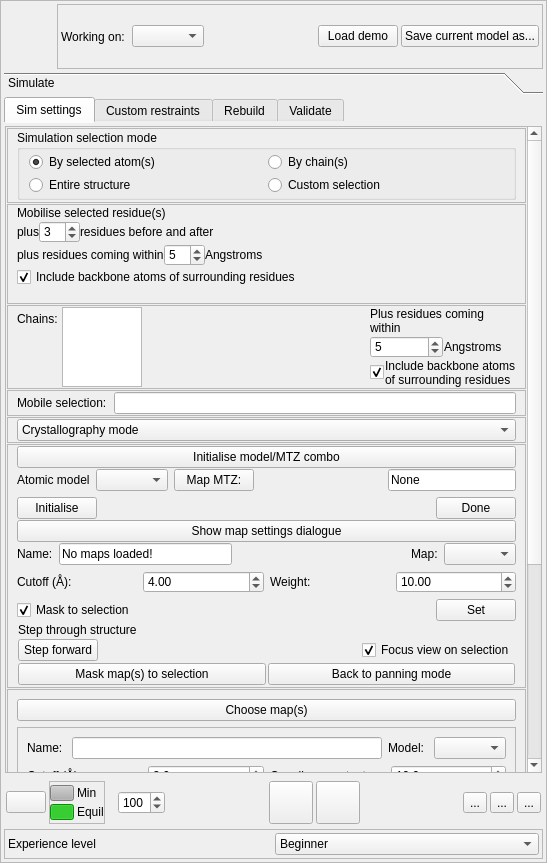
Before: the Qt Designer form isolde/src/IsoldeFrame.ui in tristanic/isolde, drawn with Qt 5.
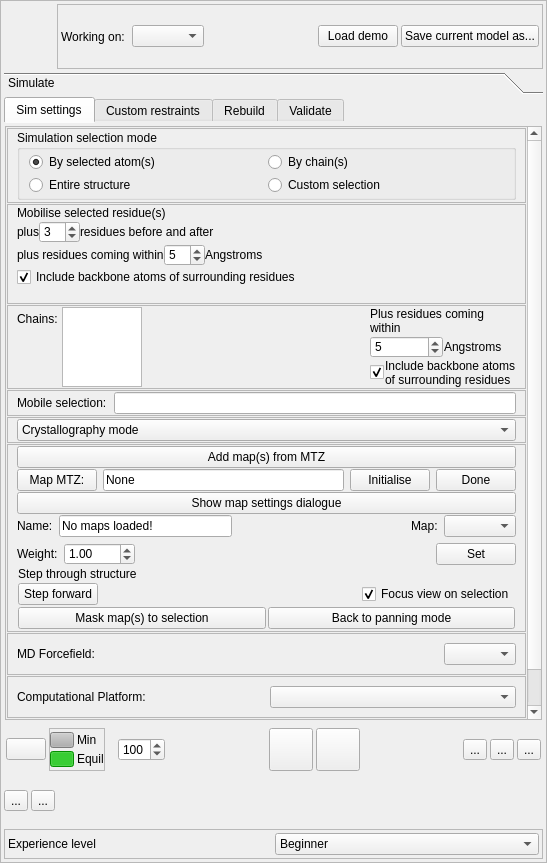
After: the same form once the commit is applied. The open tabs and pages were chosen to show the change. Icons and pictures are not drawn.

Commit message: Removed EM panel from ISOLDE GUI (Aim for just map/no map modes)

```diff
--- a/isolde/src/IsoldeFrame.ui
+++ b/isolde/src/IsoldeFrame.ui
@@ -198,13 +198,16 @@
         <number>0</number>
        </property>
        <item>
-        <layout class="QVBoxLayout" name="verticalLayout" stretch="0,0">
+        <layout class="QVBoxLayout" name="verticalLayout" stretch="0,0,0">
          <property name="spacing">
           <number>3</number>
          </property>
          <property name="sizeConstraint">
           <enum>QLayout::SetMinAndMaxSize</enum>
          </property>
+         <property name="bottomMargin">
+          <number>0</number>
+         </property>
          <item>
           <widget class="QTabWidget" name="_sim_tab_widget">
            <property name="sizePolicy">
@@ -264,9 +267,9 @@
                 <property name="geometry">
                  <rect>
                   <x>0</x>
-                  <y>-127</y>
+                  <y>-192</y>
                   <width>520</width>
-                  <height>1143</height>
+                  <height>760</height>
                  </rect>
                 </property>
                 <layout class="QVBoxLayout" name="verticalLayout_8" stretch="0,0,0,0,0,0,0,0,0,0">
@@ -746,7 +749,7 @@
                        </size>
                       </property>
                       <property name="text">
-                       <string>Initialise model/MTZ combo</string>
+                       <string>Add map(s) from MTZ</string>
                       </property>
                      </widget>
                     </item>
@@ -767,16 +770,6 @@
                        </property>
                        <item>
                         <layout class="QHBoxLayout" name="horizontalLayout_9">
-                         <item>
-                          <widget class="QLabel" name="label_10">
-                           <property name="text">
-                            <string>Atomic model</string>
-                           </property>
-                          </widget>
-                         </item>
-                         <item>
-                          <widget class="QComboBox" name="_sim_basic_xtal_init_model_combo_box"/>
-                         </item>
                          <item>
                           <widget class="QPushButton" name="_sim_basic_xtal_init_reflections_file_button">
                            <property name="minimumSize">
@@ -790,19 +783,6 @@
                            </property>
                           </widget>
                          </item>
-                         <item>
-                          <spacer name="horizontalSpacer_5">
-                           <property name="orientation">
-                            <enum>Qt::Horizontal</enum>
-                           </property>
-                           <property name="sizeHint" stdset="0">
-                            <size>
-                             <width>40</width>
-                             <height>20</height>
-                            </size>
-                           </property>
-                          </spacer>
-                         </item>
                          <item>
                           <widget class="QLineEdit" name="_sim_basic_xtal_init_reflections_file_name">
                            <property name="text">
@@ -810,13 +790,6 @@
                            </property>
                           </widget>
                          </item>
-                        </layout>
-                       </item>
-                       <item>
-                        <layout class="QHBoxLayout" name="horizontalLayout_26">
-                         <property name="topMargin">
-                          <number>0</number>
-                         </property>
                          <item>
                           <widget class="QPushButton" name="_sim_basic_xtal_init_go_button">
                            <property name="sizePolicy">
@@ -836,19 +809,6 @@
                            </property>
                           </widget>
                          </item>
-                         <item>
-                          <spacer name="horizontalSpacer_16">
-                           <property name="orientation">
-                            <enum>Qt::Horizontal</enum>
-                           </property>
-                           <property name="sizeHint" stdset="0">
-                            <size>
-                             <width>40</width>
-                             <height>20</height>
-                            </size>
-                           </property>
-                          </spacer>
-                         </item>
                          <item>
                           <widget class="QPushButton" name="_sim_basic_xtal_init_done_button">
                            <property name="text">
@@ -938,26 +898,6 @@
                        </item>
                        <item>
                         <layout class="QHBoxLayout" name="horizontalLayout_34">
-                         <item>
-                          <widget class="QLabel" name="label_38">
-                           <property name="text">
-                            <string>Cutoff (Å): </string>
-                           </property>
-                          </widget>
-                         </item>
-                         <item>
-                          <widget class="QDoubleSpinBox" name="_sim_basic_xtal_map_cutoff_spin_box">
-                           <property name="minimum">
-                            <double>0.000000000000000</double>
-                           </property>
-                           <property name="singleStep">
-                            <double>0.100000000000000</double>
-                           </property>
-                           <property name="value">
-                            <double>4.000000000000000</double>
-                           </property>
-                          </widget>
-                         </item>
                          <item>
                           <widget class="QLabel" name="label_40">
                            <property name="text">
@@ -971,29 +911,12 @@
                             <double>1000.000000000000000</double>
                            </property>
                            <property name="value">
-                            <double>10.000000000000000</double>
+                            <double>1.000000000000000</double>
                            </property>
                           </widget>
                          </item>
-                        </layout>
-                       </item>
-                       <item>
-                        <layout class="QHBoxLayout" name="horizontalLayout_36">
-                         <property name="topMargin">
-                          <number>0</number>
-                         </property>
                          <item>
-                          <widget class="QCheckBox" name="_sim_basic_xtal_settings_map_masked_checkbox">
-                           <property name="text">
-                            <string>Mask to selection</string>
-                           </property>
-                           <property name="checked">
-                            <bool>true</bool>
-                           </property>
-                          </widget>
-                         </item>
-                         <item>
-                          <spacer name="horizontalSpacer_23">
+                          <spacer name="horizontalSpacer_3">
                            <property name="orientation">
                             <enum>Qt::Horizontal</enum>
                            </property>
@@ -1103,251 +1026,6 @@
                    </layout>
                   </widget>
                  </item>
-                 <item>
-                  <widget class="QFrame" name="_sim_basic_em_map_frame">
-                   <property name="sizePolicy">
-                    <sizepolicy hsizetype="Preferred" vsizetype="Fixed">
-                     <horstretch>0</horstretch>
-                     <verstretch>0</verstretch>
-                    </sizepolicy>
-                   </property>
-                   <property name="frameShape">
-                    <enum>QFrame::StyledPanel</enum>
-                   </property>
-                   <property name="frameShadow">
-                    <enum>QFrame::Raised</enum>
-                   </property>
-                   <layout class="QGridLayout" name="gridLayout_4">
-                    <item row="1" column="0">
-                     <widget class="QFrame" name="_em_map_chooser_frame">
-                      <property name="frameShape">
-                       <enum>QFrame::StyledPanel</enum>
-                      </property>
-                      <property name="frameShadow">
-                       <enum>QFrame::Raised</enum>
-                      </property>
-                      <layout class="QVBoxLayout" name="verticalLayout_11">
-                       <item>
-                        <layout class="QHBoxLayout" name="horizontalLayout_11">
-                         <item>
-                          <widget class="QLabel" name="label_12">
-                           <property name="text">
-                            <string>Name: </string>
-                           </property>
-                          </widget>
-                         </item>
-                         <item>
-                          <widget class="QLineEdit" name="_em_map_name_field"/>
-                         </item>
-                         <item>
-                          <widget class="QLabel" name="label_13">
-                           <property name="text">
-                            <string>Model: </string>
-                           </property>
-                          </widget>
-                         </item>
-                         <item>
-                          <widget class="QComboBox" name="_em_map_model_combo_box"/>
-                         </item>
-                        </layout>
-                       </item>
-                       <item>
-                        <layout class="QHBoxLayout" name="horizontalLayout_10">
-                         <item>
-                          <widget class="QLabel" name="label_14">
-                           <property name="text">
-                            <string>Cutoff (Å): </string>
-                           </property>
-                          </widget>
-                         </item>
-                         <item>
-                          <widget class="QDoubleSpinBox" name="_em_map_cutoff_spin_box">
-                           <property name="decimals">
-                            <number>1</number>
-                           </property>
-                           <property name="maximum">
-                            <double>50.000000000000000</double>
-                           </property>
-                           <property name="value">
-                            <double>3.000000000000000</double>
-                           </property>
-                          </widget>
-                         </item>
-                         <item>
-                          <widget class="QLabel" name="label_15">
-                           <property name="text">
-                            <string>Coupling constant: </string>
-                           </property>
-                          </widget>
-                         </item>
-                         <item>
-                          <widget class="QDoubleSpinBox" name="_em_map_coupling_spin_box">
-                           <property name="decimals">
-                            <number>1</number>
-                           </property>
-                           <property name="maximum">
-                            <double>1000.000000000000000</double>
-                           </property>
-                           <property name="value">
-                            <double>10.000000000000000</double>
-                           </property>
-                          </widget>
-                         </item>
-                        </layout>
-                       </item>
-                       <item>
-                        <layout class="QGridLayout" name="gridLayout_5">
-                         <item row="0" column="1">
-                          <widget class="QComboBox" name="_em_map_style_combo_box"/>
-                         </item>
-                         <item row="0" column="0">
-                          <widget class="QLabel" name="label_16">
-                           <property name="text">
-                            <string>Style:</string>
-                           </property>
-                          </widget>
-                         </item>
-                         <item row="0" column="2">
-                          <widget class="QLabel" name="label_17">
-                           <property name="text">
-                            <string>Colour:</string>
-                           </property>
-                          </widget>
-                         </item>
-                         <item row="0" column="3">
-                          <widget class="QComboBox" name="_em_map_color_combo_box"/>
-                         </item>
-                         <item row="1" column="3">
-                          <widget class="QCheckBox" name="_em_map_masked_checkbox">
-                           <property name="text">
-                            <string>Mask to selection</string>
-                           </property>
-                           <property name="checked">
-                            <bool>true</bool>
-                           </property>
-                          </widget>
-                         </item>
-                         <item row="1" column="1">
-                          <widget class="QDoubleSpinBox" name="_em_map_contour_spin_box">
-                           <property name="minimum">
-                            <double>0.010000000000000</double>
-                           </property>
-                           <property name="maximum">
-                            <double>9999.989999999999782</double>
-                           </property>
-                           <property name="singleStep">
-                            <double>0.100000000000000</double>
-                           </property>
-                           <property name="value">
-                            <double>1.500000000000000</double>
-                           </property>
-                          </widget>
-                         </item>
-                         <item row="1" column="0">
-                          <widget class="QLabel" name="label_18">
-                           <property name="text">
-                            <string>Contour:</string>
-                           </property>
-                          </widget>
-                         </item>
-                         <item row="1" column="2">
-                          <widget class="QComboBox" name="_em_map_contour_units_combo_box"/>
-                         </item>
-                        </layout>
-                       </item>
-                       <item>
-                        <widget class="QFrame" name="frame_2">
-                         <property name="frameShape">
-                          <enum>QFrame::StyledPanel</enum>
-                         </property>
-                         <property name="frameShadow">
-                          <enum>QFrame::Raised</enum>
-                         </property>
-                         <layout class="QHBoxLayout" name="horizontalLayout_15">
-                          <item>
-                           <widget class="QComboBox" name="_em_map_chooser_combo_box">
-                            <property name="sizePolicy">
-                             <sizepolicy hsizetype="MinimumExpanding" vsizetype="Fixed">
-                              <horstretch>0</horstretch>
-                              <verstretch>0</verstretch>
-                             </sizepolicy>
-                            </property>
-                            <property name="minimumSize">
-                             <size>
-                              <width>100</width>
-                              <height>0</height>
-                             </size>
-                            </property>
-                           </widget>
-                          </item>
-                          <item>
-                           <spacer name="horizontalSpacer_6">
-                            <property name="orientation">
-                             <enum>Qt::Horizontal</enum>
-                            </property>
-                            <property name="sizeHint" stdset="0">
-                             <size>
-                              <width>40</width>
-                              <height>20</height>
-                             </size>
-                            </property>
-                           </spacer>
-                          </item>
-                          <item>
-                           <widget class="QPushButton" name="_em_map_set_button">
-                            <property name="sizePolicy">
-                             <sizepolicy hsizetype="Preferred" vsizetype="Fixed">
-                              <horstretch>0</horstretch>
-                              <verstretch>0</verstretch>
-                             </sizepolicy>
-                            </property>
-                            <property name="text">
-                             <string>Set</string>
-                            </property>
-                           </widget>
-                          </item>
-                          <item>
-                           <widget class="QPushButton" name="_em_map_remove_button">
-                            <property name="sizePolicy">
-                             <sizepolicy hsizetype="Preferred" vsizetype="Fixed">
-                              <horstretch>0</horstretch>
-                              <verstretch>0</verstretch>
-                             </sizepolicy>
-                            </property>
-                            <property name="text">
-                             <string>Remove</string>
-                            </property>
-                           </widget>
-                          </item>
-                          <item>
-                           <widget class="QPushButton" name="_em_map_done_button">
-                            <property name="sizePolicy">
-                             <sizepolicy hsizetype="Preferred" vsizetype="Fixed">
-                              <horstretch>0</horstretch>
-                              <verstretch>0</verstretch>
-                             </sizepolicy>
-                            </property>
-                            <property name="text">
-                             <string>Done</string>
-                            </property>
-                           </widget>
-                          </item>
-                         </layout>
-                        </widget>
-                       </item>
-                      </layout>
-                     </widget>
-                    </item>
-                    <item row="0" column="0">
-                     <widget class="QPushButton" name="_sim_basic_em_map_button">
-                      <property name="text">
-                       <string>Choose map(s)</string>
-                      </property>
-                     </widget>
-                    </item>
-                   </layout>
-                  </widget>
-                 </item>
                  <item>
                   <widget class="QFrame" name="_force_field_selection_frame">
                    <property name="frameShape">
@@ -1380,29 +1058,6 @@
                       </property>
                      </spacer>
                     </item>
-                    <item row="2" column="0">
-                     <widget class="QLabel" name="_sim_water_model_selection_label">
-                      <property name="text">
-                       <string>Water model</string>
-                      </property>
-                     </widget>
-                    </item>
-                    <item row="2" column="1">
-                     <spacer name="horizontalSpacer_3">
-                      <property name="orientation">
-                       <enum>Qt::Horizontal</enum>
-                      </property>
-                      <property name="sizeHint" stdset="0">
-                       <size>
-                        <width>40</width>
-                        <height>20</height>
-                       </size>
-                      </property>
-                     </spacer>
-                    </item>
-                    <item row="2" column="2">
-                     <widget class="QComboBox" name="_sim_water_model_combo_box"/>
-                    </item>
                    </layout>
                   </widget>
                  </item>
@@ -3788,6 +3443,98 @@
            </layout>
           </widget>
          </item>
+         <item>
+          <widget class="QFrame" name="_right_mouse_modes_frame">
+           <property name="minimumSize">
+            <size>
+             <width>0</width>
+             <height>50</height>
+            </size>
+           </property>
+           <property name="frameShape">
+            <enum>QFrame::NoFrame</enum>
+           </property>
+           <property name="frameShadow">
+            <enum>QFrame::Raised</enum>
+           </property>
+           <layout class="QHBoxLayout" name="horizontalLayout_41">
+            <property name="spacing">
+             <number>3</number>
+            </property>
+            <property name="leftMargin">
+             <number>0</number>
+            </property>
+            <property name="topMargin">
+             <number>0</number>
+            </property>
+            <property name="rightMargin">
+             <number>0</number>
+            </property>
+            <property name="bottomMargin">
+             <number>0</number>
+            </property>
+            <item>
+             <widget class="QToolButton" name="_right_mouse_tug_atom_button">
+              <property name="toolTip">
+               <string>Right mouse: tug atom</string>
+              </property>
+              <property name="text">
+               <string>...</string>
+              </property>
+              <property name="icon">
+               <iconset resource="resources/resources.qrc">
+                <normaloff>:/icons/tug_atom.png</normaloff>:/icons/tug_atom.png</iconset>
+              </property>
+              <property name="iconSize">
+               <size>
+                <width>36</width>
+                <height>36</height>
+               </size>
+              </property>
+              <property name="autoExclusive">
+               <bool>true</bool>
+              </property>
+             </widget>
+            </item>
+            <item>
+             <widget class="QToolButton" name="_right_mouse_tug_residue_button">
+              <property name="toolTip">
+               <string>Right mouse: tug residue</string>
+              </property>
+              <property name="text">
+               <string>...</string>
+              </property>
+              <property name="icon">
+               <iconset resource="resources/resources.qrc">
+                <normaloff>:/icons/tug_residue.png</normaloff>:/icons/tug_residue.png</iconset>
+              </property>
+              <property name="iconSize">
+               <size>
+                <width>36</width>
+                <height>36</height>
+               </size>
+              </property>
+              <property name="autoExclusive">
+               <bool>true</bool>
+              </property>
+             </widget>
+            </item>
+            <item>
+             <spacer name="horizontalSpacer_19">
+              <property name="orientation">
+               <enum>Qt::Horizontal</enum>
+              </property>
+              <property name="sizeHint" stdset="0">
+               <size>
+                <width>448</width>
+                <height>20</height>
+               </size>
+              </property>
+             </spacer>
+            </item>
+           </layout>
+          </widget>
+         </item>
         </layout>
        </item>
       </layout>
```
Left out of the diff: 11 changed lines with no effect on the pictures.
